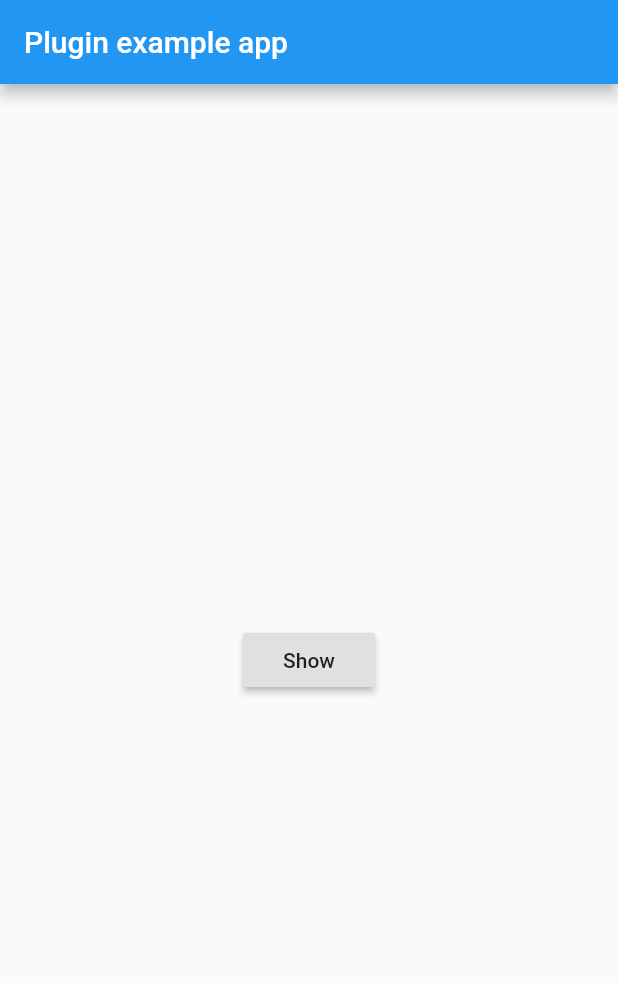
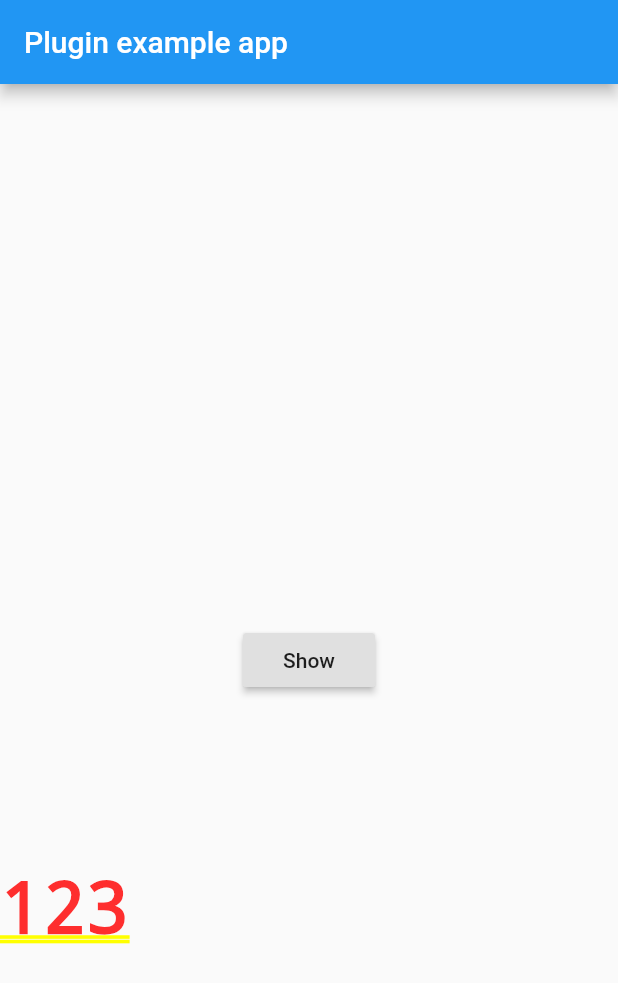
Before and after one commit to Authnull/Flutter-Notation, a Flutter app: the screen it shows after launch, after a tap on "Show", on a phone screen of 412 x 824 dp. Shown: the top 983 px of the screen. Run offline on Flutter 3.47's test engine with Material 2 defaults, Android fonts, the phone set to English and light mode, and no system bars.

Commit message:
remove noise

```diff
--- a/example/lib/main.dart
+++ b/example/lib/main.dart
@@ -1,45 +1,9 @@
 import 'package:flutter/material.dart';
-import 'dart:async';
-
-import 'package:flutter/services.dart';
 import 'package:flutter_notation/flutter_notation.dart';
 
 void main() => runApp(MyApp());
 
-class MyApp extends StatefulWidget {
-  @override
-  _MyAppState createState() => _MyAppState();
-}
-
-class _MyAppState extends State<MyApp> {
-  String _platformVersion = 'Unknown';
-
-  @override
-  void initState() {
-    super.initState();
-    initPlatformState();
-  }
-
-  // Platform messages are asynchronous, so we initialize in an async method.
-  Future<void> initPlatformState() async {
-    String platformVersion;
-    // Platform messages may fail, so we use a try/catch PlatformException.
-    try {
-      platformVersion = await FlutterNotation.platformVersion;
-    } on PlatformException {
-      platformVersion = 'Failed to get platform version.';
-    }
-
-    // If the widget was removed from the tree while the asynchronous platform
-    // message was in flight, we want to discard the reply rather than calling
-    // setState to update our non-existent appearance.
-    if (!mounted) return;
-
-    setState(() {
-      _platformVersion = platformVersion;
-    });
-  }
-
+class MyApp extends StatelessWidget {
   @override
   Widget build(BuildContext context) {
     return MaterialApp(
@@ -48,14 +12,18 @@ class _MyAppState extends State<MyApp> {
           title: const Text('Plugin example app'),
         ),
         body: Center(
-          child: RaisedButton(
-            onPressed: () {
-              Toast.show(
-                context: this.context,
-                message: '123',
+          child: Builder(
+            builder: (BuildContext context) {
+              return RaisedButton(
+                onPressed: () {
+                  Toast.show(
+                    context: context,
+                    child: Text('123'),
+                  );
+                },
+                child: Text('Show'),
               );
             },
-            child: Text('Show'),
           ),
         ),
       ),
--- a/lib/flutter_notation.dart
+++ b/lib/flutter_notation.dart
@@ -1,49 +1,23 @@
 import 'dart:async';
 
 import 'package:flutter/material.dart';
-import 'package:flutter/services.dart';
 
 class Toast {
   static void show({
     @required BuildContext context,
-    @required String message,
+    @required Widget child,
   }) {
-    print(context);
-    print(Overlay.of(context));
-    // OverlayEntry overlayEntry = new OverlayEntry(
-    //   builder: (context) {
-    //     return new Positioned(
-    //       top: MediaQuery.of(context).size.height * 0.7,
-    //       child: new Material(
-    //         child: new Container(
-    //           width: MediaQuery.of(context).size.width,
-    //           alignment: Alignment.center,
-    //           child: new Center(
-    //             child: new Card(
-    //               child: new Padding(
-    //                 padding: EdgeInsets.all(8),
-    //                 child: new Text(message),
-    //               ),
-    //               color: Colors.grey,
-    //             ),
-    //           ),
-    //         ),
-    //       ),
-    //     );
-    //   },
-    // );
-    // Overlay.of(context).insert(overlayEntry);
-    // new Future.delayed(Duration(seconds: 2)).then((value) {
-    //   overlayEntry.remove();
-    // });
+    OverlayEntry overlayEntry = new OverlayEntry(
+      builder: (context) {
+        return new Positioned(
+          top: MediaQuery.of(context).size.height * 0.7,
+          child: child,
+        );
+      },
+    );
+    Overlay.of(context).insert(overlayEntry);
+    new Future.delayed(Duration(seconds: 2)).then((value) {
+      overlayEntry.remove();
+    });
   }
 }
-
-class FlutterNotation {
-  static const MethodChannel _channel = const MethodChannel('flutter_notation');
-
-  static Future<String> get platformVersion async {
-    final String version = await _channel.invokeMethod('getPlatformVersion');
-    return version;
-  }
-}
```
Also changed, not shown: 1 other file.
